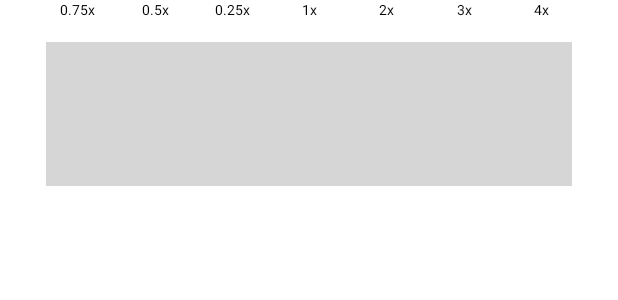
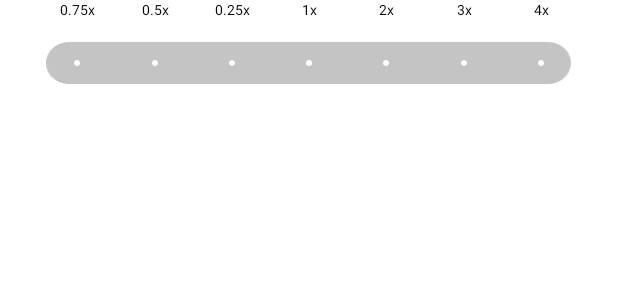
Before and after one commit to thanhsondoan02/Android-Video-Cutter, an Android app: the layout speed_video_layout.xml on its own in the app's theme, with its tools: preview values and no code run, on a phone screen of 412 x 824 dp. Shown: the top 300 px of the screen. Run offline under Robolectric (Android 15) with nearby library versions, the phone set to English and light mode, and no system bars; grey boxes are pictures that could not be loaded.

Commit message:
add icon

```diff
--- a/app/src/main/res/layout/edit_video_view.xml
+++ b/app/src/main/res/layout/edit_video_view.xml
@@ -1,8 +1,6 @@
 <?xml version="1.0" encoding="utf-8"?>
 <layout xmlns:android="http://schemas.android.com/apk/res/android"
-    xmlns:app="http://schemas.android.com/apk/res-auto"
-    android:layout_width="match_parent"
-    android:layout_height="match_parent">
+    xmlns:app="http://schemas.android.com/apk/res-auto">
 
     <FrameLayout
         android:id="@+id/flRoot"
--- a/app/src/main/res/layout/speed_video_layout.xml
+++ b/app/src/main/res/layout/speed_video_layout.xml
@@ -150,7 +150,7 @@
         android:layout_width="0dp"
         android:layout_height="wrap_content"
         android:layout_marginTop="15dp"
-        android:background="@drawable/bg_speed_video"
+        android:background="@drawable/bg_gray_speed_video"
         app:layout_constraintTop_toBottomOf="@+id/tvSpeedVideo1X"
         app:layout_constraintStart_toStartOf="@id/guidelineV075"
         app:layout_constraintEnd_toEndOf="@id/guidelineV925">
@@ -159,7 +159,7 @@
             android:id="@+id/ivSpeedVideoSelected"
             android:layout_width="wrap_content"
             android:layout_height="wrap_content"
-            android:src="@drawable/ic_select_speed_video"
+            android:src="@drawable/ic_white_un_select_speed"
             android:layout_gravity="center"/>
 
     </FrameLayout>
@@ -169,7 +169,7 @@
         android:layout_width="4dp"
         android:layout_height="4dp"
         android:padding="10dp"
-        android:background="@drawable/ic_un_select_speed"
+        android:background="@drawable/ic_white_un_select_speed"
         app:layout_constraintStart_toStartOf="@id/guidelineV125"
         app:layout_constraintEnd_toEndOf="@id/guidelineV125"
         app:layout_constraintTop_toTopOf="@+id/imSpeedVideoBackground"
@@ -179,7 +179,7 @@
         android:id="@+id/vSpeedVideo0.5X"
         android:layout_width="4dp"
         android:layout_height="4dp"
-        android:background="@drawable/ic_un_select_speed"
+        android:background="@drawable/ic_white_un_select_speed"
         app:layout_constraintStart_toStartOf="@id/guidelineV25"
         app:layout_constraintEnd_toEndOf="@id/guidelineV25"
         app:layout_constraintTop_toTopOf="@+id/imSpeedVideoBackground"
@@ -189,7 +189,7 @@
         android:id="@+id/vSpeedVideo0.25X"
         android:layout_width="4dp"
         android:layout_height="4dp"
-        android:background="@drawable/ic_un_select_speed"
+        android:background="@drawable/ic_white_un_select_speed"
         app:layout_constraintStart_toStartOf="@id/guidelineV375"
         app:layout_constraintEnd_toEndOf="@id/guidelineV375"
         app:layout_constraintTop_toTopOf="@+id/imSpeedVideoBackground"
@@ -199,7 +199,7 @@
         android:id="@+id/vSpeedVideo1X"
         android:layout_width="4dp"
         android:layout_height="4dp"
-        android:background="@drawable/ic_un_select_speed"
+        android:background="@drawable/ic_white_un_select_speed"
         app:layout_constraintStart_toStartOf="@id/guidelineV5"
         app:layout_constraintEnd_toEndOf="@id/guidelineV5"
         app:layout_constraintTop_toTopOf="@+id/imSpeedVideoBackground"
@@ -209,7 +209,7 @@
         android:id="@+id/vSpeedVideo2X"
         android:layout_width="4dp"
         android:layout_height="4dp"
-        android:background="@drawable/ic_un_select_speed"
+        android:background="@drawable/ic_white_un_select_speed"
         app:layout_constraintStart_toStartOf="@id/guidelineV625"
         app:layout_constraintEnd_toEndOf="@id/guidelineV625"
         app:layout_constraintTop_toTopOf="@+id/imSpeedVideoBackground"
@@ -219,7 +219,7 @@
         android:id="@+id/vSpeedVideo3X"
         android:layout_width="4dp"
         android:layout_height="4dp"
-        android:background="@drawable/ic_un_select_speed"
+        android:background="@drawable/ic_white_un_select_speed"
         app:layout_constraintStart_toStartOf="@id/guidelineV75"
         app:layout_constraintEnd_toEndOf="@id/guidelineV75"
         app:layout_constraintTop_toTopOf="@+id/imSpeedVideoBackground"
@@ -229,7 +229,7 @@
         android:id="@+id/vSpeedVideo4X"
         android:layout_width="4dp"
         android:layout_height="4dp"
-        android:background="@drawable/ic_un_select_speed"
+        android:background="@drawable/ic_white_un_select_speed"
         app:layout_constraintStart_toStartOf="@id/guidelineV875"
         app:layout_constraintEnd_toEndOf="@id/guidelineV875"
         app:layout_constraintTop_toTopOf="@+id/imSpeedVideoBackground"
@@ -240,7 +240,7 @@
         android:layout_width="wrap_content"
         android:layout_height="wrap_content"
         android:visibility="invisible"
-        android:src="@drawable/ic_selected_speed_video"
+        android:src="@drawable/ic_white_un_select_speed"
         app:layout_constraintTop_toBottomOf="@+id/tvSpeedVideo1X"
         app:layout_constraintStart_toStartOf="@id/guidelineV125"
         app:layout_constraintEnd_toEndOf="@id/guidelineV125"
@@ -251,7 +251,7 @@
         android:layout_width="wrap_content"
         android:layout_height="wrap_content"
         android:visibility="invisible"
-        android:src="@drawable/ic_selected_speed_video"
+        android:src="@drawable/ic_white_un_select_speed"
         app:layout_constraintTop_toBottomOf="@+id/tvSpeedVideo1X"
         app:layout_constraintStart_toStartOf="@id/guidelineV25"
         app:layout_constraintEnd_toEndOf="@id/guidelineV25"
@@ -262,7 +262,7 @@
         android:layout_width="wrap_content"
         android:layout_height="wrap_content"
         android:visibility="invisible"
-        android:src="@drawable/ic_selected_speed_video"
+        android:src="@drawable/ic_white_un_select_speed"
         app:layout_constraintTop_toBottomOf="@+id/tvSpeedVideo1X"
         app:layout_constraintStart_toStartOf="@id/guidelineV375"
         app:layout_constraintEnd_toEndOf="@id/guidelineV375"
@@ -273,7 +273,7 @@
         android:layout_width="wrap_content"
         android:layout_height="wrap_content"
         android:visibility="invisible"
-        android:src="@drawable/ic_selected_speed_video"
+        android:src="@drawable/ic_white_un_select_speed"
         app:layout_constraintTop_toBottomOf="@+id/tvSpeedVideo1X"
         app:layout_constraintStart_toStartOf="@id/guidelineV5"
         app:layout_constraintEnd_toEndOf="@id/guidelineV5"
@@ -284,7 +284,7 @@
         android:layout_width="wrap_content"
         android:layout_height="wrap_content"
         android:visibility="invisible"
-        android:src="@drawable/ic_selected_speed_video"
+        android:src="@drawable/ic_white_un_select_speed"
         app:layout_constraintTop_toBottomOf="@+id/tvSpeedVideo1X"
         app:layout_constraintStart_toStartOf="@id/guidelineV625"
         app:layout_constraintEnd_toEndOf="@id/guidelineV625"
@@ -295,7 +295,7 @@
         android:layout_width="wrap_content"
         android:layout_height="wrap_content"
         android:visibility="invisible"
-        android:src="@drawable/ic_selected_speed_video"
+        android:src="@drawable/ic_white_un_select_speed"
         app:layout_constraintTop_toBottomOf="@+id/tvSpeedVideo1X"
         app:layout_constraintStart_toStartOf="@id/guidelineV75"
         app:layout_constraintEnd_toEndOf="@id/guidelineV75"
@@ -306,7 +306,7 @@
         android:layout_width="wrap_content"
         android:layout_height="wrap_content"
         android:visibility="invisible"
-        android:src="@drawable/ic_selected_speed_video"
+        android:src="@drawable/ic_white_un_select_speed"
         app:layout_constraintTop_toBottomOf="@+id/tvSpeedVideo1X"
         app:layout_constraintStart_toStartOf="@id/guidelineV875"
         app:layout_constraintEnd_toEndOf="@id/guidelineV875"
```
Also changed, not shown: app/src/main/java/com/mobile/videocutter/MainActivity.kt (+4 -7 lines), app/src/main/java/com/mobile/videocutter/base/common/binding/BindingAdapter.kt (deleted, +0 -37 lines), app/src/main/res/layout/activity_main.xml (+23 -6 lines), app/src/main/res/drawable-hdpi/bg_gray_speed_video.png (added), app/src/main/res/drawable-hdpi/ic_white_un_select_speed.png (added), app/src/main/res/drawable-mdpi/bg_gray_speed_video.png (added), app/src/main/res/drawable-mdpi/ic_white_un_select_speed.png (added), app/src/main/res/drawable-xhdpi/bg_gray_speed_video.png (added), app/src/main/res/drawable-xhdpi/ic_white_un_select_speed.png (added), app/src/main/res/drawable-xxhdpi/bg_gray_speed_video.png (added), app/src/main/res/drawable-xxhdpi/ic_white_un_select_speed.png (added), app/src/main/res/drawable-xxxhdpi/bg_gray_speed_video.png (added), app/src/main/res/drawable-xxxhdpi/ic_white_un_select_speed.png (added).
